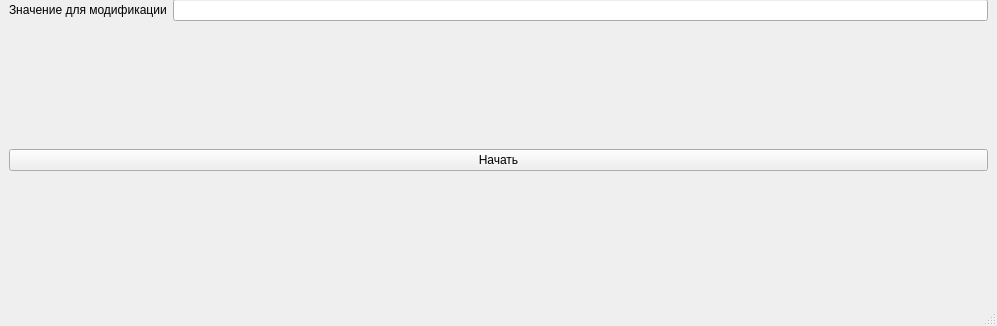
Old version of the form mainwindow.ui in the repository KorolevIvanMi/FileCoder; both pictures show x 0 to 997 and y 329 to 655 of the 997 by 655 pixel window.
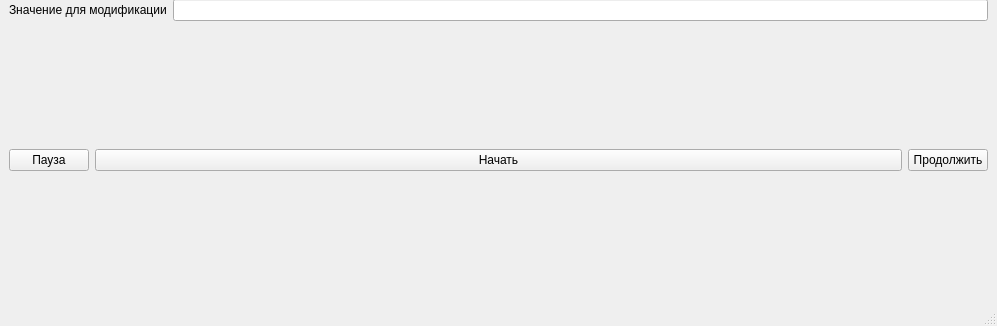
New version of the form.

```diff
--- a/mainwindow.ui
+++ b/mainwindow.ui
@@ -174,11 +174,29 @@
     <item>
      <layout class="QVBoxLayout" name="verticalLayout_3">
       <item>
+       <layout class="QHBoxLayout" name="horizontalLayout_10" stretch="2,96,2">
+        <item>
+         <widget class="QPushButton" name="pauseBtn">
+          <property name="text">
+           <string>Пауза</string>
+          </property>
+         </widget>
+        </item>
+        <item>
        <widget class="QPushButton" name="startProcessBtn">
         <property name="text">
          <string>Начать</string>
         </property>
        </widget>
+        </item>
+        <item>
+         <widget class="QPushButton" name="resumeBtn">
+          <property name="text">
+           <string>Продолжить</string>
+          </property>
+         </widget>
+        </item>
+       </layout>
       </item>
      </layout>
     </item>
```
Lines whose indentation alone changed are shown as unchanged.
